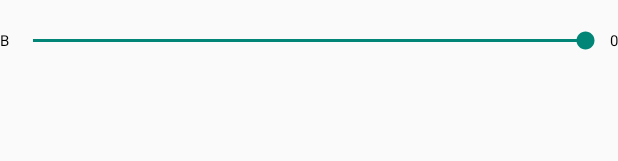
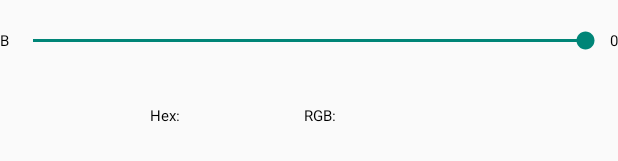
Before and after one commit to btraas/blesim, an Android app: the layout fragment_color_picker.xml on its own in the app's theme, with its tools: preview values and no code run, on a phone screen of 412 x 824 dp. Shown: the part 211-372 px from the top of the screen. Run offline under Robolectric (Android 15) with nearby library versions, the phone set to English and light mode, and no system bars.

Commit message:
allow RGB byte array or receive single hex val. Show color, hex, RGB in a new line.

```diff
--- a/app/src/main/res/layout/fragment_color_picker.xml
+++ b/app/src/main/res/layout/fragment_color_picker.xml
@@ -114,5 +114,61 @@
                 android:layout_width="wrap_content"
                 android:layout_height="48dp"/>
         </LinearLayout>
+        <LinearLayout
+            android:id="@+id/colorResult"
+            android:orientation="horizontal"
+            android:gravity="center_vertical"
+            android:layout_width="fill_parent"
+            android:layout_height="wrap_content"
+            android:layout_below="@id/colorG"
+            android:layout_marginTop="50dp" >
+
+
+            <FrameLayout
+                android:id="@+id/colorCanvas"
+                android:layout_width="80dp"
+                android:layout_height="match_parent" />
+
+
+            <TextView
+                android:id="@+id/textView_colorResult_hex"
+                android:text="Hex: "
+                android:textAppearance="@style/subheader"
+                android:gravity="center_vertical"
+                android:layout_width="wrap_content"
+                android:layout_height="48dp"
+                android:paddingStart="20dp"/>
+
+
+            <TextView
+                android:id="@+id/textView_colorResult_hexVal"
+                android:textAppearance="@style/subheader"
+                android:gravity="center_vertical"
+                android:layout_width="60dp"
+                android:layout_height="48dp"
+                android:paddingStart="0dp"/>
+
+            <TextView
+                android:id="@+id/textView_colorResult_RGB"
+                android:text="RGB: "
+                android:textAppearance="@style/subheader"
+                android:gravity="center_vertical"
+                android:layout_width="wrap_content"
+                android:layout_height="48dp"
+                android:paddingStart="20dp"/>
+
+            <TextView
+                android:id="@+id/textView_colorResult_RGBVal"
+                android:textAppearance="@style/subheader"
+                android:gravity="center_vertical"
+                android:layout_height="48dp"
+                android:layout_width="90dp"
+                android:paddingStart="0dp"
+                />
+
+
+
+
+            </LinearLayout>
     </RelativeLayout>
 </FrameLayout>
```
Also changed, not shown: app/src/main/java/as/tra/brayden/blesim/ColorPickerServiceFragment.java (+51 -6 lines).
